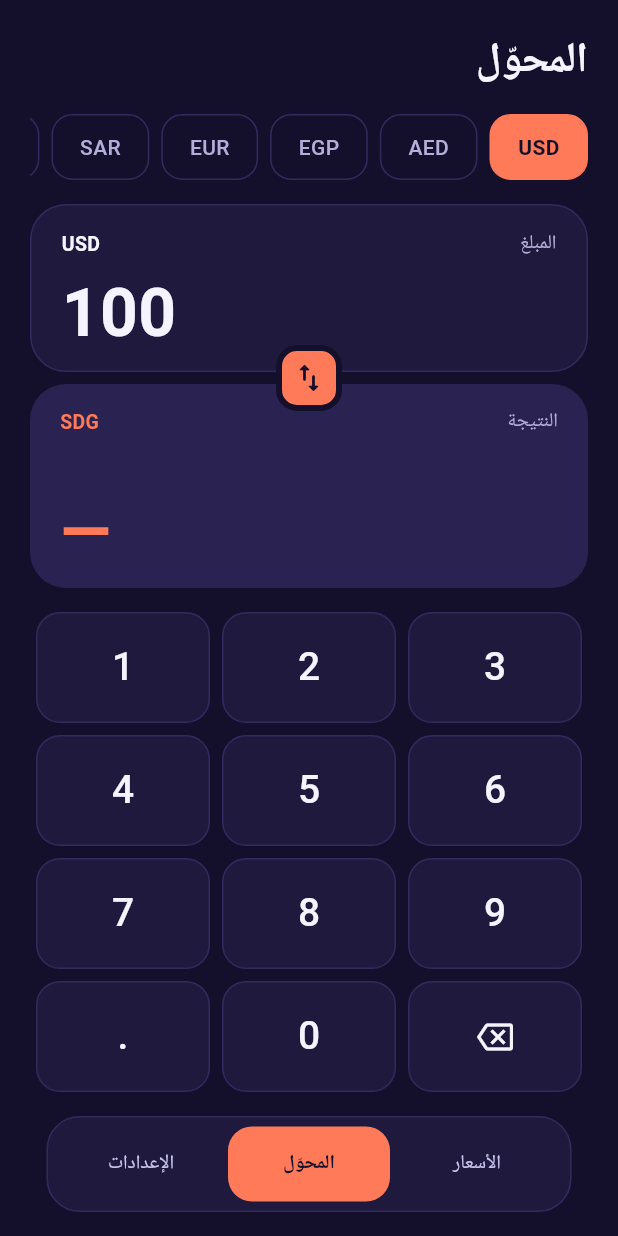
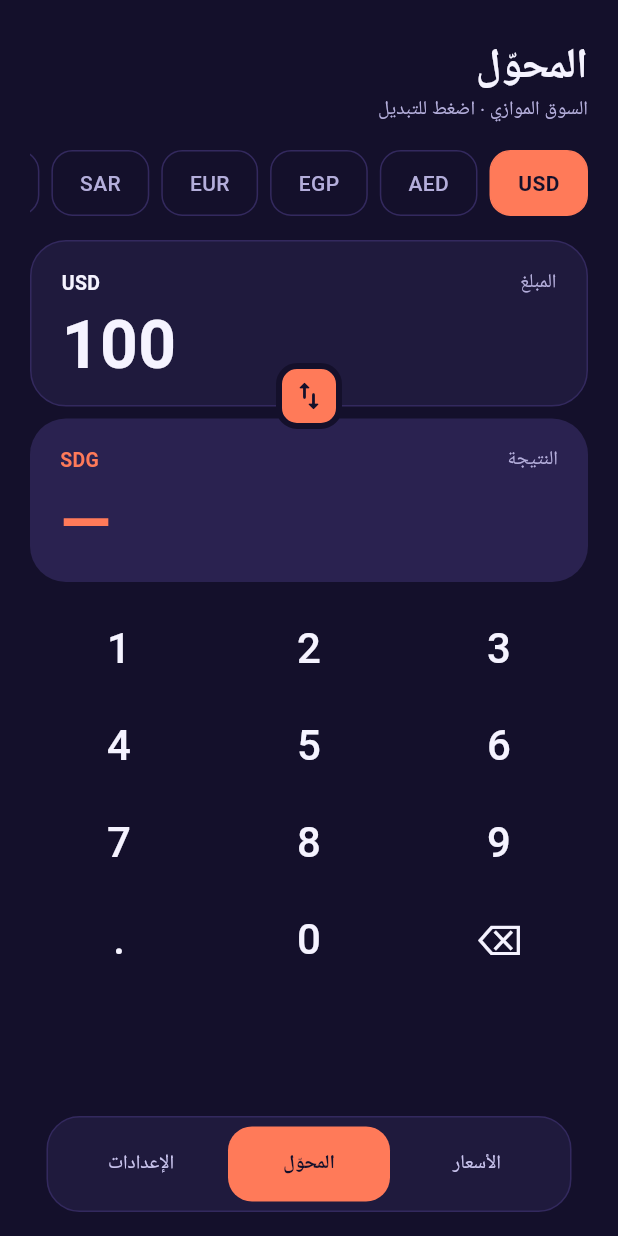
Before and after one commit to mohdnoaman2011-lgtm/Exchange-Rates, a Flutter app: the screen it shows after launch, item 2 of the bottom bar chosen, on a phone screen of 412 x 824 dp. Run offline on Flutter 3.47's test engine with Material 3 defaults, Android fonts, the light colour scheme and no system bars; our stand-ins replace flutter_local_notifications, google_fonts, shared_preferences; missing offline and left inert: workmanager; network calls fail.

Commit message:
Add files via upload

```diff
--- a/lib/screens/converter_screen.dart
+++ b/lib/screens/converter_screen.dart
@@ -3,9 +3,6 @@ import '../app_state.dart';
 import '../models.dart';
 import '../theme.dart';
 import '../widgets.dart';
-import 'converter_box.dart';
-import 'converter_keypad.dart';
-import 'converter_parts.dart';
 
 class ConverterScreen extends StatefulWidget {
   final AppState state;
@@ -19,9 +16,6 @@ class _ConverterScreenState extends State<ConverterScreen> {
   bool toSdg = true; // المبلغ بعملة أجنبية ← جنيه سوداني
   String input = '100';
 
-  static const _amountH = 112.0;
-  static const _resultH = 136.0;
-
   void _key(String k) {
     setState(() {
       if (k == '⌫') {
@@ -34,13 +28,6 @@ class _ConverterScreenState extends State<ConverterScreen> {
     });
   }
 
-  /// يفصل آلاف الجزء الصحيح مع الإبقاء على ما يكتبه المستخدم بعد الفاصلة
-  String _shown(String s) {
-    final parts = s.split('.');
-    final i = parts[0].replaceAllMapped(RegExp(r'\B(?=(\d{3})+(?!\d))'), (m) => ',');
-    return parts.length > 1 ? '$i.${parts[1]}' : i;
-  }
-
   @override
   Widget build(BuildContext context) => ListenableBuilder(
         listenable: widget.state,
@@ -50,61 +37,120 @@ class _ConverterScreenState extends State<ConverterScreen> {
           final rate = st.rate(code)?.value(st.source);
           final amount = double.tryParse(input) ?? 0;
           final result = rate == null ? null : (toSdg ? amount * rate : amount / rate);
-          // padding.bottom يشمل أصلاً ارتفاع شريط التنقل (extendBody)
-          final bottom = MediaQuery.of(context).padding.bottom + 12;
-
-          return LayoutBuilder(builder: (context, box) {
-            const fixedTop = 40 + 16 + 44 + 16 + _amountH + 8 + _resultH + 12;
-            final avail = box.maxHeight - 20 - bottom;
-            final double keyH = ((avail - fixedTop) / 4).clamp(52.0, 84.0).toDouble();
-
-            return SingleChildScrollView(
-              padding: EdgeInsets.fromLTRB(20, 20, 20, bottom),
-              child: Column(crossAxisAlignment: CrossAxisAlignment.stretch, children: [
-                ScreenHeader(title: 'المحوّل', subtitle: const SizedBox.shrink()),
+          final srcLabel = st.source == RateSource.parallel ? 'السوق الموازي' : 'سعر البنك';
+          return ListView(
+            padding: const EdgeInsets.fromLTRB(20, 24, 20, 120),
+            children: [
+              ScreenHeader(title: 'المحوّل', subtitle: Text('$srcLabel · اضغط للتبديل')),
+              const SizedBox(height: 18),
+              SizedBox(
+                height: 44,
+                child: ListView(scrollDirection: Axis.horizontal, children: [
+                  for (final c in currencies)
+                    Padding(
+                      padding: const EdgeInsetsDirectional.only(end: 8),
+                      child: InkWell(
+                        onTap: () => setState(() => code = c.code),
+                        borderRadius: BorderRadius.circular(14),
+                        child: Container(
+                          padding: const EdgeInsets.symmetric(horizontal: 18),
+                          alignment: Alignment.center,
+                          decoration: BoxDecoration(
+                            color: code == c.code ? Pal.coral : Colors.transparent,
+                            borderRadius: BorderRadius.circular(14),
+                            border: Border.all(color: code == c.code ? Pal.coral : p.border),
+                          ),
+                          child: Text(c.code,
+                              style: TextStyle(
+                                fontSize: 14,
+                                fontWeight: code == c.code ? FontWeight.w700 : FontWeight.w500,
+                                color: code == c.code ? const Color(0xFF14102B) : p.muted,
+                              )),
+                        ),
+                      ),
+                    ),
+                ]),
+              ),
               const SizedBox(height: 16),
-                CurrencyChips(code: code, onSelect: (c) => setState(() => code = c)),
-                const SizedBox(height: 16),
-                SizedBox(
-                  height: _amountH + 8 + _resultH,
-                  child: Stack(clipBehavior: Clip.none, children: [
+              Stack(clipBehavior: Clip.none, alignment: Alignment.center, children: [
                 Column(children: [
-                      SizedBox(
-                        height: _amountH,
-                        child: Panel(
-                          padding: const EdgeInsets.fromLTRB(20, 16, 20, 16),
-                          child: ConverterBox('المبلغ', toSdg ? code : 'SDG', _shown(input), p.ink, p.muted, p.ink),
-                        ),
+                  Panel(
+                    padding: const EdgeInsets.fromLTRB(20, 18, 20, 18),
+                    child: _Box('المبلغ', toSdg ? code : 'SDG', input, p.ink, p.muted, p.ink),
                   ),
                   const SizedBox(height: 8),
                   Container(
-                        height: _resultH,
-                        padding: const EdgeInsets.fromLTRB(20, 16, 20, 16),
+                    padding: const EdgeInsets.fromLTRB(20, 18, 20, 18),
                     decoration: BoxDecoration(color: p.tile, borderRadius: BorderRadius.circular(24)),
-                        child: ConverterBox(
-                          'النتيجة',
-                          toSdg ? 'SDG' : code,
-                          result == null ? '—' : fmt(result, toSdg ? 0 : 2),
-                          p.tileText,
-                          p.muted,
-                          p.tileText,
-                          footer: rate == null ? null : '1 $code = ${fmt(rate)} SDG',
+                    child: _Box('النتيجة', toSdg ? 'SDG' : code,
+                        result == null ? '—' : fmt(result, toSdg ? 0 : 2), p.tileText, p.muted, p.tileText,
+                        footer: rate == null ? null : '1 $code = ${fmt(rate)} SDG'),
+                  ),
+                ]),
+                PositionedDirectional(
+                  top: 82,
+                  child: InkWell(
+                    onTap: () => setState(() => toSdg = !toSdg),
+                    borderRadius: BorderRadius.circular(14),
+                    child: Container(
+                      width: 44, height: 44,
+                      decoration: BoxDecoration(
+                        color: Pal.coral,
+                        borderRadius: BorderRadius.circular(14),
+                        border: Border.all(color: p.bg, width: 4),
+                      ),
+                      child: const Icon(Icons.swap_vert_rounded, color: Color(0xFF14102B)),
+                    ),
                   ),
                 ),
               ]),
-                    Positioned(
-                      top: _amountH + 4 - 22,
-                      left: 0,
-                      right: 0,
-                      child: Center(child: SwapButton(onTap: () => setState(() => toSdg = !toSdg))),
+              const SizedBox(height: 16),
+              Directionality(
+                textDirection: TextDirection.ltr,
+                child: GridView.count(
+                  crossAxisCount: 3, shrinkWrap: true, mainAxisSpacing: 8, crossAxisSpacing: 8,
+                  childAspectRatio: 2.1, physics: const NeverScrollableScrollPhysics(),
+                  children: [
+                    for (final k in ['1', '2', '3', '4', '5', '6', '7', '8', '9', '.', '0', '⌫'])
+                      InkWell(
+                        onTap: () => _key(k),
+                        borderRadius: BorderRadius.circular(16),
+                        child: Center(child: Text(k, style: const TextStyle(fontSize: 28, fontWeight: FontWeight.w500))),
                       ),
-                  ]),
+                  ],
                 ),
-                const SizedBox(height: 12),
-                Keypad(keyH: keyH, onKey: _key),
-              ]),
+              ),
+            ],
           );
-          });
         },
       );
 }
+
+class _Box extends StatelessWidget {
+  final String label, cur, value;
+  final Color valueColor, muted, curColor;
+  final String? footer;
+  const _Box(this.label, this.cur, this.value, this.valueColor, this.muted, this.curColor, {this.footer});
+  @override
+  Widget build(BuildContext context) => Column(crossAxisAlignment: CrossAxisAlignment.stretch, children: [
+        Row(mainAxisAlignment: MainAxisAlignment.spaceBetween, children: [
+          Text(label, style: TextStyle(fontSize: 13, color: muted)),
+          Num(cur, style: TextStyle(fontSize: 13, fontWeight: FontWeight.w700, color: curColor)),
+        ]),
+        const SizedBox(height: 10),
+        Align(
+          alignment: AlignmentDirectional.centerEnd,
+          child: FittedBox(
+            fit: BoxFit.scaleDown,
+            child: Num(value, style: TextStyle(fontSize: 44, fontWeight: FontWeight.w700, height: 1, color: valueColor)),
+          ),
+        ),
+        if (footer != null) ...[
+          const SizedBox(height: 6),
+          Align(
+            alignment: AlignmentDirectional.centerEnd,
+            child: Num(footer!, style: TextStyle(fontSize: 13, color: muted)),
+          ),
+        ],
+      ]);
+}
```
Also changed, not shown: lib/screens/prices_screen.dart (+19 -5 lines), lib/screens/settings_screen.dart (+19 -50 lines). Lines whose indentation alone changed are shown as unchanged.
